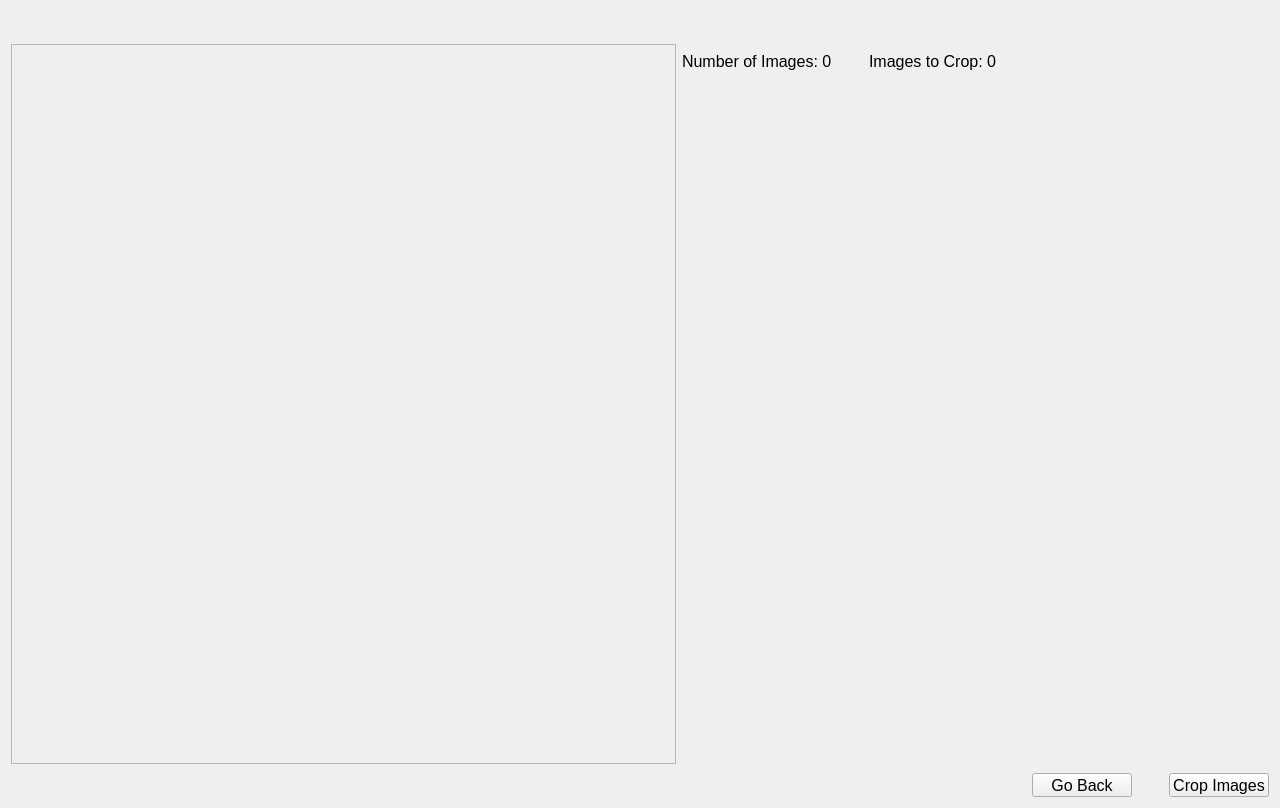
First picture: the form in WatermarkCropper/cropmenu.ui, repository vg16855/Ifunny-Watermark-Cropper, before the edit.
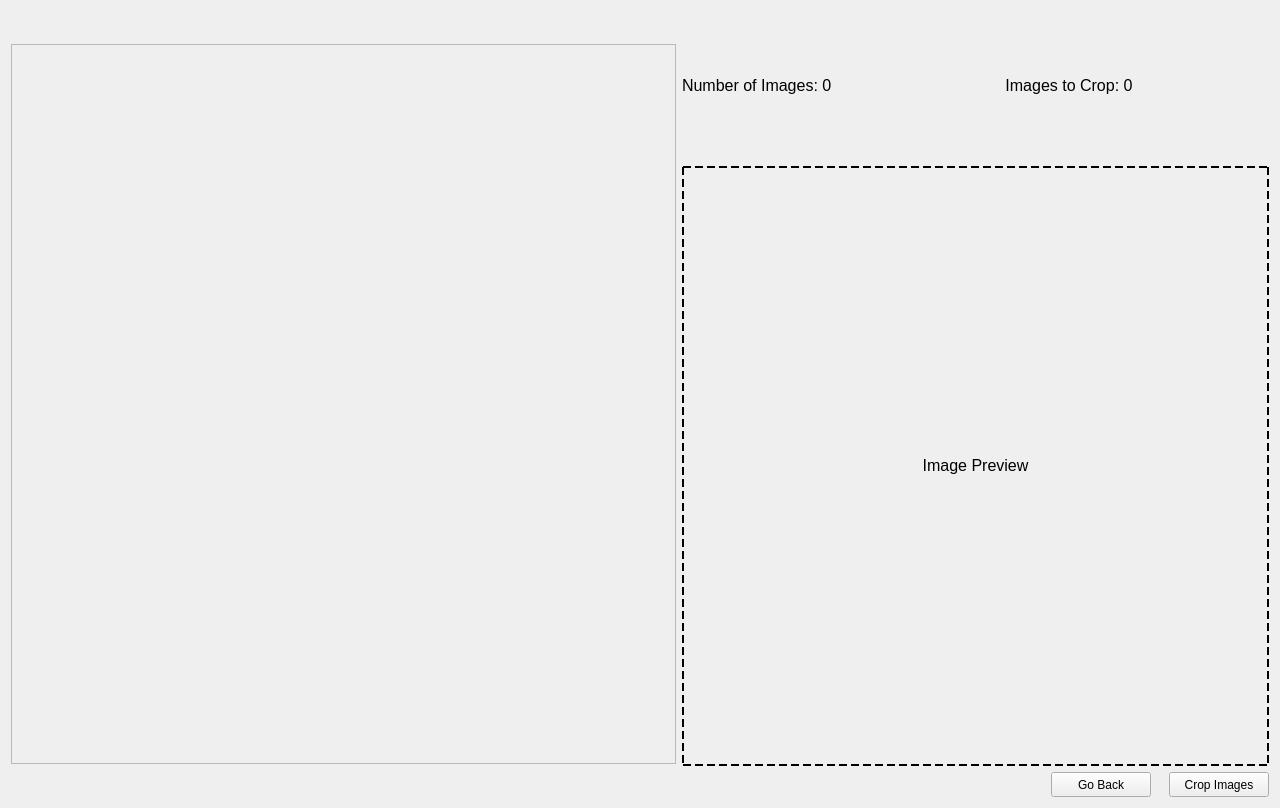
Second picture: the form after the edit.

Commit message: Save Location and Bordered UI

```diff
--- a/WatermarkCropper/cropmenu.ui
+++ b/WatermarkCropper/cropmenu.ui
@@ -22,6 +22,34 @@
    <property name="spacing">
     <number>6</number>
    </property>
+   <item row="1" column="1">
+    <widget class="QLabel" name="previewLabel">
+     <property name="minimumSize">
+      <size>
+       <width>0</width>
+       <height>600</height>
+      </size>
+     </property>
+     <property name="maximumSize">
+      <size>
+       <width>16777215</width>
+       <height>600</height>
+      </size>
+     </property>
+     <property name="styleSheet">
+      <string notr="true">border: 2px dashed black;</string>
+     </property>
+     <property name="text">
+      <string>Image Preview</string>
+     </property>
+     <property name="textFormat">
+      <enum>Qt::RichText</enum>
+     </property>
+     <property name="alignment">
+      <set>Qt::AlignCenter</set>
+     </property>
+    </widget>
+   </item>
    <item row="0" column="0" rowspan="3">
     <widget class="QScrollArea" name="scrollArea">
      <property name="minimumSize">
@@ -78,14 +106,14 @@
     </widget>
    </item>
    <item row="2" column="1">
-    <layout class="QHBoxLayout" name="horizontalLayout_2" stretch="0,0,0">
+    <layout class="QHBoxLayout" name="horizontalLayout_2" stretch="0,0">
      <property name="spacing">
       <number>0</number>
      </property>
      <property name="leftMargin">
       <number>350</number>
      </property>
-     <item>
+     <item alignment="Qt::AlignRight">
       <widget class="QPushButton" name="goBack">
        <property name="minimumSize">
         <size>
@@ -99,22 +127,17 @@
          <height>25</height>
         </size>
        </property>
+       <property name="font">
+        <font>
+         <pointsize>9</pointsize>
+        </font>
+       </property>
        <property name="text">
         <string>Go Back</string>
        </property>
       </widget>
      </item>
-     <item>
-      <widget class="QWidget" name="widget" native="true">
-       <property name="sizePolicy">
-        <sizepolicy hsizetype="Preferred" vsizetype="Preferred">
-         <horstretch>0</horstretch>
-         <verstretch>1</verstretch>
-        </sizepolicy>
-       </property>
-      </widget>
-     </item>
-     <item>
+     <item alignment="Qt::AlignRight">
       <widget class="QPushButton" name="cropImages">
        <property name="minimumSize">
         <size>
@@ -128,6 +151,11 @@
          <height>25</height>
         </size>
        </property>
+       <property name="font">
+        <font>
+         <pointsize>9</pointsize>
+        </font>
+       </property>
        <property name="text">
         <string>Crop Images</string>
        </property>
@@ -135,19 +163,6 @@
      </item>
     </layout>
    </item>
-   <item row="1" column="1">
-    <widget class="QLabel" name="previewLabel">
-     <property name="minimumSize">
-      <size>
-       <width>0</width>
-       <height>650</height>
-      </size>
-     </property>
-     <property name="text">
-      <string/>
-     </property>
-    </widget>
-   </item>
    <item row="0" column="1">
     <layout class="QHBoxLayout" name="horizontalLayout">
      <item>
@@ -168,6 +183,9 @@
        <property name="text">
         <string>Images to Crop: 0</string>
        </property>
+       <property name="alignment">
+        <set>Qt::AlignCenter</set>
+       </property>
       </widget>
      </item>
     </layout>
```
The commit also changes 1 other file.
